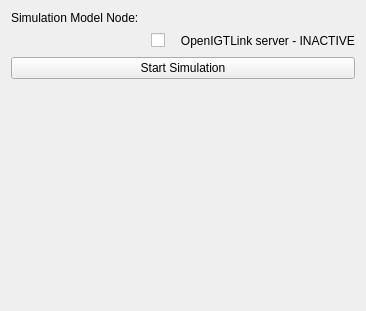
Before: the Qt Designer form OrganManipulation/Resources/UI/OrganManipulation.ui in Slicer/SlicerSOFA, drawn with Qt 5.
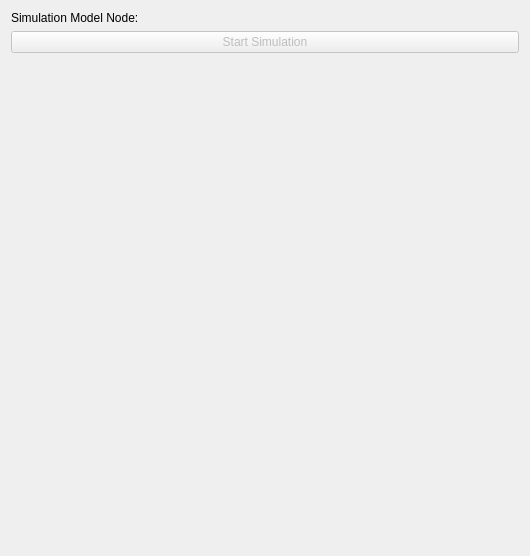
After: the same form once the commit is applied. Custom widgets are drawn as their Qt base class.

Commit message: ENH: Add single-thread simulation example

What changed in the file:
```diff
--- a/OrganManipulation/Resources/UI/OrganManipulation.ui
+++ b/OrganManipulation/Resources/UI/OrganManipulation.ui
@@ -6,13 +6,20 @@
    <rect>
     <x>0</x>
     <y>0</y>
-    <width>366</width>
-    <height>311</height>
+    <width>530</width>
+    <height>556</height>
    </rect>
   </property>
   <layout class="QVBoxLayout" name="verticalLayout">
    <item>
-    <layout class="QGridLayout" name="gridLayout">
+    <layout class="QFormLayout" name="formLayout">
+     <item row="0" column="0">
+      <widget class="QLabel" name="simulationModelNodeLabel">
+       <property name="text">
+        <string>Simulation Model Node:</string>
+       </property>
+      </widget>
+     </item>
      <item row="0" column="1">
       <widget class="qMRMLNodeComboBox" name="SOFAMRMLModelNodeComboBox">
        <property name="enabled">
@@ -46,69 +53,13 @@
        </property>
       </widget>
      </item>
-     <item row="1" column="0">
-      <layout class="QHBoxLayout" name="horizontalLayout">
-       <item>
-        <spacer name="horizontalSpacer">
-         <property name="orientation">
-          <enum>Qt::Horizontal</enum>
-         </property>
-         <property name="sizeHint" stdset="0">
-          <size>
-           <width>118</width>
-           <height>20</height>
-          </size>
-         </property>
-        </spacer>
-       </item>
-       <item>
-        <widget class="QCheckBox" name="serverActiveCheckBox">
-         <property name="enabled">
-          <bool>true</bool>
-         </property>
-         <property name="text">
-          <string/>
-         </property>
-         <property name="iconSize">
-          <size>
-           <width>30</width>
-           <height>30</height>
-          </size>
-         </property>
-         <property name="checkable">
-          <bool>true</bool>
-         </property>
-         <property name="checked">
-          <bool>false</bool>
-         </property>
-         <property name="tristate">
-          <bool>false</bool>
-         </property>
-         <property name="SlicerParameterName" stdset="0">
-          <string>serverUp</string>
-         </property>
-        </widget>
-       </item>
-      </layout>
-     </item>
-     <item row="0" column="0">
-      <widget class="QLabel" name="simulationModelNodeLabel">
-       <property name="text">
-        <string>Simulation Model Node:</string>
-       </property>
-      </widget>
-     </item>
-     <item row="1" column="1">
-      <widget class="QLabel" name="OIGTLconnectionLabel">
-       <property name="text">
-        <string>   OpenIGTLink server - INACTIVE</string>
-       </property>
-      </widget>
-     </item>
     </layout>
    </item>
    <item>
     <widget class="QPushButton" name="startSimulationPushButton">
+     <property name="enabled">
+      <bool>false</bool>
+     </property>
      <property name="text">
       <string>Start Simulation</string>
      </property>
```
Left out of the diff: 19 changed lines with no effect on the pictures. The commit also changes 4 other files.
